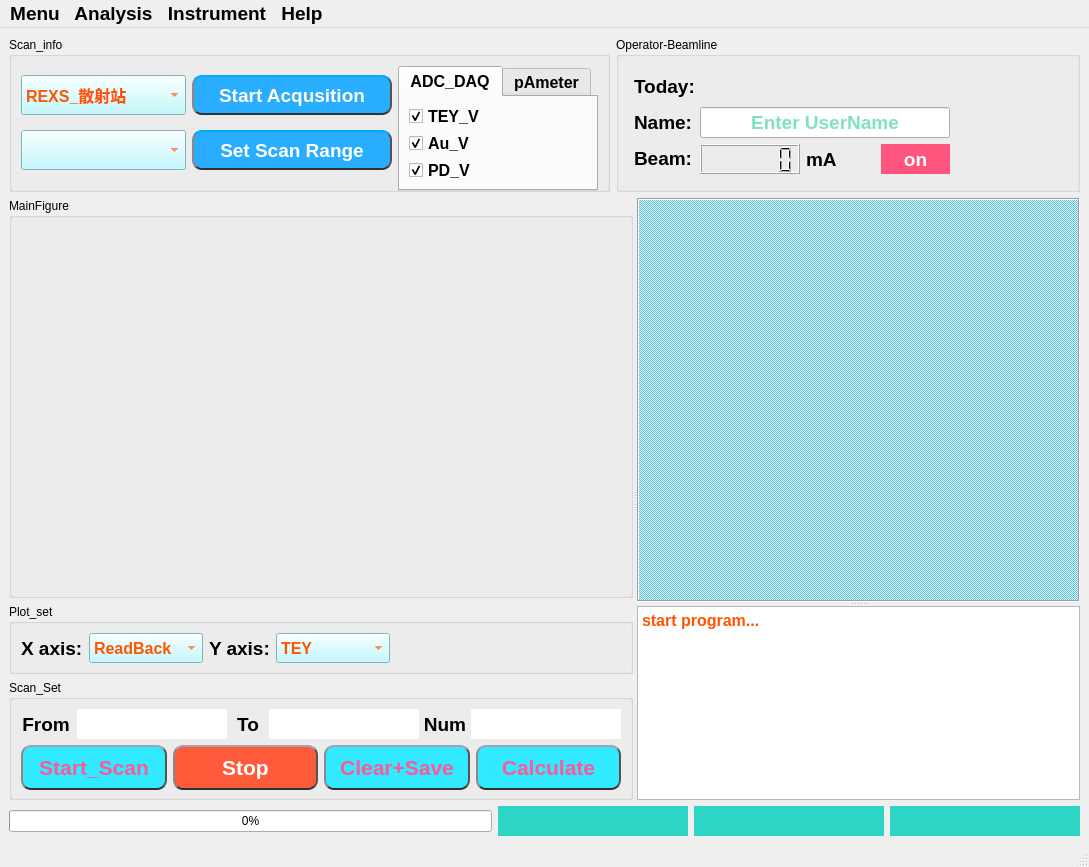
zlmturnout/REXS_SCANControl, file UI/UI_REXS_SCAN.ui: the form before one commit.
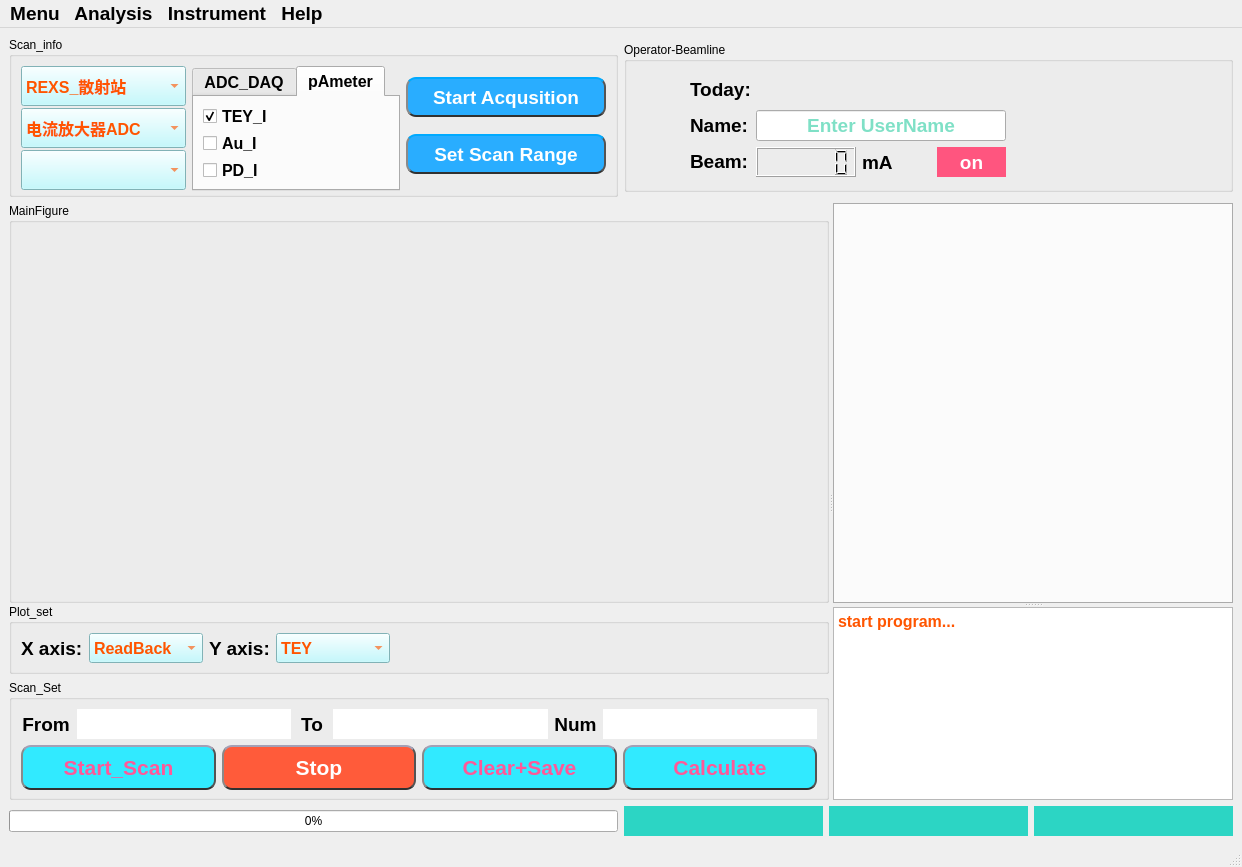
The form after the commit.

Commit message: ChangeToTabMonitor and add pAmeter part

What changed in the file:
```diff
--- a/UI/UI_REXS_SCAN.ui
+++ b/UI/UI_REXS_SCAN.ui
@@ -9,7 +9,7 @@
    <rect>
     <x>0</x>
     <y>0</y>
-    <width>1089</width>
+    <width>1242</width>
     <height>867</height>
    </rect>
   </property>
@@ -28,15 +28,21 @@
   <widget class="QWidget" name="centralwidget">
    <layout class="QGridLayout" name="gridLayout_4">
     <item row="0" column="0">
-     <layout class="QVBoxLayout" name="verticalLayout_8">
+     <layout class="QVBoxLayout" name="verticalLayout_10">
       <item>
-       <layout class="QHBoxLayout" name="horizontalLayout_11">
+       <layout class="QHBoxLayout" name="horizontalLayout_9">
         <item>
          <widget class="QGroupBox" name="Scan_infobox">
+          <property name="sizePolicy">
+           <sizepolicy hsizetype="Preferred" vsizetype="Fixed">
+            <horstretch>0</horstretch>
+            <verstretch>0</verstretch>
+           </sizepolicy>
+          </property>
           <property name="minimumSize">
            <size>
             <width>600</width>
-            <height>125</height>
+            <height>160</height>
            </size>
           </property>
           <property name="title">
@@ -318,6 +324,272 @@
                  </item>
                 </widget>
                </item>
+               <item>
+                <widget class="QComboBox" name="Select_instrument_cbx">
+                 <property name="minimumSize">
+                  <size>
+                   <width>100</width>
+                   <height>40</height>
+                  </size>
+                 </property>
+                 <property name="maximumSize">
+                  <size>
+                   <width>220</width>
+                   <height>16777215</height>
+                  </size>
+                 </property>
+                 <property name="palette">
+                  <palette>
+                   <active>
+                    <colorrole role="WindowText">
+                     <brush brushstyle="SolidPattern">
+                      <color alpha="255">
+                       <red>255</red>
+                       <green>85</green>
+                       <blue>0</blue>
+                      </color>
+                     </brush>
+                    </colorrole>
+                    <colorrole role="Button">
+                     <brush brushstyle="SolidPattern">
+                      <color alpha="255">
+                       <red>180</red>
+                       <green>249</green>
+                       <blue>255</blue>
+                      </color>
+                     </brush>
+                    </colorrole>
+                    <colorrole role="Text">
+                     <brush brushstyle="SolidPattern">
+                      <color alpha="255">
+                       <red>255</red>
+                       <green>85</green>
+                       <blue>0</blue>
+                      </color>
+                     </brush>
+                    </colorrole>
+                    <colorrole role="ButtonText">
+                     <brush brushstyle="SolidPattern">
+                      <color alpha="255">
+                       <red>255</red>
+                       <green>85</green>
+                       <blue>0</blue>
+                      </color>
+                     </brush>
+                    </colorrole>
+                    <colorrole role="Base">
+                     <brush brushstyle="SolidPattern">
+                      <color alpha="255">
+                       <red>180</red>
+                       <green>249</green>
+                       <blue>255</blue>
+                      </color>
+                     </brush>
+                    </colorrole>
+                    <colorrole role="Window">
+                     <brush brushstyle="SolidPattern">
+                      <color alpha="255">
+                       <red>180</red>
+                       <green>249</green>
+                       <blue>255</blue>
+                      </color>
+                     </brush>
+                    </colorrole>
+                    <colorrole role="Highlight">
+                     <brush brushstyle="SolidPattern">
+                      <color alpha="255">
+                       <red>255</red>
+                       <green>0</green>
+                       <blue>127</blue>
+                      </color>
+                     </brush>
+                    </colorrole>
+                    <colorrole role="PlaceholderText">
+                     <brush brushstyle="SolidPattern">
+                      <color alpha="255">
+                       <red>255</red>
+                       <green>85</green>
+                       <blue>0</blue>
+                      </color>
+                     </brush>
+                    </colorrole>
+                   </active>
+                   <inactive>
+                    <colorrole role="WindowText">
+                     <brush brushstyle="SolidPattern">
+                      <color alpha="255">
+                       <red>255</red>
+                       <green>85</green>
+                       <blue>0</blue>
+                      </color>
+                     </brush>
+                    </colorrole>
+                    <colorrole role="Button">
+                     <brush brushstyle="SolidPattern">
+                      <color alpha="255">
+                       <red>180</red>
+                       <green>249</green>
+                       <blue>255</blue>
+                      </color>
+                     </brush>
+                    </colorrole>
+                    <colorrole role="Text">
+                     <brush brushstyle="SolidPattern">
+                      <color alpha="255">
+                       <red>255</red>
+                       <green>85</green>
+                       <blue>0</blue>
+                      </color>
+                     </brush>
+                    </colorrole>
+                    <colorrole role="ButtonText">
+                     <brush brushstyle="SolidPattern">
+                      <color alpha="255">
+                       <red>255</red>
+                       <green>85</green>
+                       <blue>0</blue>
+                      </color>
+                     </brush>
+                    </colorrole>
+                    <colorrole role="Base">
+                     <brush brushstyle="SolidPattern">
+                      <color alpha="255">
+                       <red>180</red>
+                       <green>249</green>
+                       <blue>255</blue>
+                      </color>
+                     </brush>
+                    </colorrole>
+                    <colorrole role="Window">
+                     <brush brushstyle="SolidPattern">
+                      <color alpha="255">
+                       <red>180</red>
+                       <green>249</green>
+                       <blue>255</blue>
+                      </color>
+                     </brush>
+                    </colorrole>
+                    <colorrole role="Highlight">
+                     <brush brushstyle="SolidPattern">
+                      <color alpha="255">
+                       <red>240</red>
+                       <green>240</green>
+                       <blue>240</blue>
+                      </color>
+                     </brush>
+                    </colorrole>
+                    <colorrole role="PlaceholderText">
+                     <brush brushstyle="SolidPattern">
+                      <color alpha="255">
+                       <red>255</red>
+                       <green>85</green>
+                       <blue>0</blue>
+                      </color>
+                     </brush>
+                    </colorrole>
+                   </inactive>
+                   <disabled>
+                    <colorrole role="WindowText">
+                     <brush brushstyle="SolidPattern">
+                      <color alpha="255">
+                       <red>255</red>
+                       <green>85</green>
+                       <blue>0</blue>
+                      </color>
+                     </brush>
+                    </colorrole>
+                    <colorrole role="Button">
+                     <brush brushstyle="SolidPattern">
+                      <color alpha="255">
+                       <red>180</red>
+                       <green>249</green>
+                       <blue>255</blue>
+                      </color>
+                     </brush>
+                    </colorrole>
+                    <colorrole role="Text">
+                     <brush brushstyle="SolidPattern">
+                      <color alpha="255">
+                       <red>255</red>
+                       <green>85</green>
+                       <blue>0</blue>
+                      </color>
+                     </brush>
+                    </colorrole>
+                    <colorrole role="ButtonText">
+                     <brush brushstyle="SolidPattern">
+                      <color alpha="255">
+                       <red>255</red>
+                       <green>85</green>
+                       <blue>0</blue>
+                      </color>
+                     </brush>
+                    </colorrole>
+                    <colorrole role="Base">
+                     <brush brushstyle="SolidPattern">
+                      <color alpha="255">
+                       <red>180</red>
+                       <green>249</green>
+                       <blue>255</blue>
+                      </color>
+                     </brush>
+                    </colorrole>
+                    <colorrole role="Window">
+                     <brush brushstyle="SolidPattern">
+                      <color alpha="255">
+                       <red>180</red>
+                       <green>249</green>
+                       <blue>255</blue>
+                      </color>
+                     </brush>
+                    </colorrole>
+                    <colorrole role="Highlight">
+                     <brush brushstyle="SolidPattern">
+                      <color alpha="255">
+                       <red>0</red>
+                       <green>120</green>
+                       <blue>215</blue>
+                      </color>
+                     </brush>
+                    </colorrole>
+                    <colorrole role="PlaceholderText">
+                     <brush brushstyle="SolidPattern">
+                      <color alpha="255">
+                       <red>255</red>
+                       <green>85</green>
+                       <blue>0</blue>
+                      </color>
+                     </brush>
+                    </colorrole>
+                   </disabled>
+                  </palette>
+                 </property>
+                 <property name="font">
+                  <font>
+                   <family>Arial</family>
+                   <pointsize>12</pointsize>
+                   <bold>true</bold>
+                  </font>
+                 </property>
+                 <property name="layoutDirection">
+                  <enum>Qt::LeftToRight</enum>
+                 </property>
+                 <property name="styleSheet">
+                  <string notr="true">color: rgb(255, 85, 0);
+background-color: rgb(180, 249, 255);</string>
+                 </property>
+                 <item>
+                  <property name="text">
+                   <string>电流放大器ADC</string>
+                  </property>
+                 </item>
+                 <item>
+                  <property name="text">
+                   <string>皮安计pAmeter</string>
+                  </property>
+                 </item>
+                </widget>
+               </item>
                <item>
                 <widget class="QComboBox" name="Scan_Channel_cbx">
                  <property name="minimumSize">
@@ -577,96 +849,13 @@
               </layout>
              </item>
              <item>
-              <layout class="QVBoxLayout" name="verticalLayout_7">
-               <item>
-                <widget class="QPushButton" name="Start_Acqusition_btn">
+              <widget class="QTabWidget" name="Instrument_tab">
                  <property name="sizePolicy">
-                  <sizepolicy hsizetype="Minimum" vsizetype="Fixed">
-                   <horstretch>2</horstretch>
-                   <verstretch>0</verstretch>
-                  </sizepolicy>
-                 </property>
-                 <property name="minimumSize">
-                  <size>
-                   <width>200</width>
-                   <height>40</height>
-                  </size>
-                 </property>
-                 <property name="maximumSize">
-                  <size>
-                   <width>220</width>
-                   <height>16777215</height>
-                  </size>
-                 </property>
-                 <property name="font">
-                  <font>
-                   <family>Arial</family>
-                   <pointsize>14</pointsize>
-                   <bold>true</bold>
-                  </font>
-                 </property>
-                 <property name="toolTip">
-                  <string>Connect Electrometer6514</string>
-                 </property>
-                 <property name="styleSheet">
-                  <string notr="true">QPushButton{background-color: rgb(41, 173, 255);border:2px;border-radius:10px;padding:2px 4px;selection-color: rgb(255, 85, 127);color: rgb(255, 255, 255);border-style:inset;border-top-color: rgb(0, 170, 255);border-left-color: rgb(138, 138, 138);
-border-right-color: rgb(56, 56, 56);
-border-bottom-color: rgb(33, 33, 33);}
-
-QPushButton:hover{background-color:rgb(255, 91, 58);border:2px;border-radius:10px;padding:2px 4px;selection-color: rgb(255, 85, 127);color: rgb(255, 255, 255) ;border-style:inset;border-top-color: rgb(0, 170, 255);border-left-color: rgb(138, 138, 138);
-border-right-color: rgb(56, 56, 56);
-border-bottom-color: rgb(33, 33, 33);}
-QPushButton:pressed{background-color:rgb(255, 91, 58);border:2px;border-radius:10px;padding:2px 4px;selection-color: rgb(255, 85, 127);color: rgb(255, 255, 255) ;border-style:inset;border-bottom-color: rgb(0, 170, 255);border-right-color: rgb(138, 138, 138);
-border-left-color: rgb(56, 56, 56);
-border-top-color: rgb(33, 33, 33);}</string>
-                 </property>
-                 <property name="text">
-                  <string>Start Acqusition</string>
-                 </property>
-                </widget>
-               </item>
-               <item>
-                <widget class="QPushButton" name="Set_range_btn">
-                 <property name="sizePolicy">
-                  <sizepolicy hsizetype="Fixed" vsizetype="Fixed">
+                <sizepolicy hsizetype="Expanding" vsizetype="Fixed">
                    <horstretch>0</horstretch>
                    <verstretch>0</verstretch>
                   </sizepolicy>
                  </property>
-                 <property name="minimumSize">
-                  <size>
-                   <width>200</width>
-                   <height>40</height>
-                  </size>
-                 </property>
-                 <property name="font">
-                  <font>
-                   <family>Arial</family>
-                   <pointsize>14</pointsize>
-                   <bold>true</bold>
-                  </font>
-                 </property>
-                 <property name="styleSheet">
-                  <string notr="true">QPushButton{background-color: rgb(41, 173, 255);border:2px;border-radius:10px;padding:2px 4px;selection-color: rgb(255, 85, 127);color: rgb(255, 255, 255);border-style:inset;border-top-color: rgb(0, 170, 255);border-left-color: rgb(138, 138, 138);
-border-right-color: rgb(56, 56, 56);
-border-bottom-color: rgb(33, 33, 33);}
-
-QPushButton:hover{background-color:rgb(255, 91, 58);border:2px;border-radius:10px;padding:2px 4px;selection-color: rgb(255, 85, 127);color: rgb(255, 255, 255) ;border-style:inset;border-top-color: rgb(0, 170, 255);border-left-color: rgb(138, 138, 138);
-border-right-color: rgb(56, 56, 56);
-border-bottom-color: rgb(33, 33, 33);}
-QPushButton:pressed{background-color:rgb(255, 91, 58);border:2px;border-radius:10px;padding:2px 4px;selection-color: rgb(255, 85, 127);color: rgb(255, 255, 255) ;border-style:inset;border-bottom-color: rgb(0, 170, 255);border-right-color: rgb(138, 138, 138);
-border-left-color: rgb(56, 56, 56);
-border-top-color: rgb(33, 33, 33);}</string>
-                 </property>
-                 <property name="text">
-                  <string>Set Scan Range</string>
-                 </property>
-                </widget>
-               </item>
-              </layout>
-             </item>
-             <item>
-              <widget class="QTabWidget" name="tabWidget">
                <property name="minimumSize">
                 <size>
                  <width>200</width>
@@ -842,6 +1031,9 @@
                    <property name="text">
                     <string>TEY_I</string>
                    </property>
+                   <property name="checked">
+                    <bool>true</bool>
+                   </property>
                   </widget>
                  </item>
                  <item>
@@ -862,6 +1054,95 @@
                </widget>
               </widget>
              </item>
+             <item>
+              <layout class="QVBoxLayout" name="verticalLayout_7">
+               <item>
+                <widget class="QPushButton" name="Start_Acqusition_btn">
+                 <property name="sizePolicy">
+                  <sizepolicy hsizetype="Minimum" vsizetype="Fixed">
+                   <horstretch>2</horstretch>
+                   <verstretch>0</verstretch>
+                  </sizepolicy>
+                 </property>
+                 <property name="minimumSize">
+                  <size>
+                   <width>200</width>
+                   <height>40</height>
+                  </size>
+                 </property>
+                 <property name="maximumSize">
+                  <size>
+                   <width>220</width>
+                   <height>16777215</height>
+                  </size>
+                 </property>
+                 <property name="font">
+                  <font>
+                   <family>Arial</family>
+                   <pointsize>14</pointsize>
+                   <bold>true</bold>
+                  </font>
+                 </property>
+                 <property name="toolTip">
+                  <string>Connect Electrometer6514</string>
+                 </property>
+                 <property name="styleSheet">
+                  <string notr="true">QPushButton{background-color: rgb(41, 173, 255);border:2px;border-radius:10px;padding:2px 4px;selection-color: rgb(255, 85, 127);color: rgb(255, 255, 255);border-style:inset;border-top-color: rgb(0, 170, 255);border-left-color: rgb(138, 138, 138);
+border-right-color: rgb(56, 56, 56);
+border-bottom-color: rgb(33, 33, 33);}
+
+QPushButton:hover{background-color:rgb(255, 91, 58);border:2px;border-radius:10px;padding:2px 4px;selection-color: rgb(255, 85, 127);color: rgb(255, 255, 255) ;border-style:inset;border-top-color: rgb(0, 170, 255);border-left-color: rgb(138, 138, 138);
+border-right-color: rgb(56, 56, 56);
+border-bottom-color: rgb(33, 33, 33);}
+QPushButton:pressed{background-color:rgb(255, 91, 58);border:2px;border-radius:10px;padding:2px 4px;selection-color: rgb(255, 85, 127);color: rgb(255, 255, 255) ;border-style:inset;border-bottom-color: rgb(0, 170, 255);border-right-color: rgb(138, 138, 138);
+border-left-color: rgb(56, 56, 56);
+border-top-color: rgb(33, 33, 33);}</string>
+                 </property>
+                 <property name="text">
+                  <string>Start Acqusition</string>
+                 </property>
+                </widget>
+               </item>
+               <item>
+                <widget class="QPushButton" name="Set_range_btn">
+                 <property name="sizePolicy">
+                  <sizepolicy hsizetype="Fixed" vsizetype="Fixed">
+                   <horstretch>0</horstretch>
+                   <verstretch>0</verstretch>
+                  </sizepolicy>
+                 </property>
+                 <property name="minimumSize">
+                  <size>
+                   <width>200</width>
+                   <height>40</height>
+                  </size>
+                 </property>
+                 <property name="font">
+                  <font>
+                   <family>Arial</family>
+                   <pointsize>14</pointsize>
+                   <bold>true</bold>
+                  </font>
+                 </property>
+                 <property name="styleSheet">
+                  <string notr="true">QPushButton{background-color: rgb(41, 173, 255);border:2px;border-radius:10px;padding:2px 4px;selection-color: rgb(255, 85, 127);color: rgb(255, 255, 255);border-style:inset;border-top-color: rgb(0, 170, 255);border-left-color: rgb(138, 138, 138);
+border-right-color: rgb(56, 56, 56);
+border-bottom-color: rgb(33, 33, 33);}
+
+QPushButton:hover{background-color:rgb(255, 91, 58);border:2px;border-radius:10px;padding:2px 4px;selection-color: rgb(255, 85, 127);color: rgb(255, 255, 255) ;border-style:inset;border-top-color: rgb(0, 170, 255);border-left-color: rgb(138, 138, 138);
+border-right-color: rgb(56, 56, 56);
+border-bottom-color: rgb(33, 33, 33);}
+QPushButton:pressed{background-color:rgb(255, 91, 58);border:2px;border-radius:10px;padding:2px 4px;selection-color: rgb(255, 85, 127);color: rgb(255, 255, 255) ;border-style:inset;border-bottom-color: rgb(0, 170, 255);border-right-color: rgb(138, 138, 138);
+border-left-color: rgb(56, 56, 56);
+border-top-color: rgb(33, 33, 33);}</string>
+                 </property>
+                 <property name="text">
+                  <string>Set Scan Range</string>
+                 </property>
+                </widget>
+               </item>
+              </layout>
+             </item>
             </layout>
            </item>
           </layout>
@@ -869,6 +1150,12 @@
         </item>
         <item>
          <widget class="QGroupBox" name="groupBox_2">
+          <property name="sizePolicy">
+           <sizepolicy hsizetype="Preferred" vsizetype="Fixed">
+            <horstretch>0</horstretch>
+            <verstretch>0</verstretch>
+           </sizepolicy>
+          </property>
           <property name="minimumSize">
            <size>
             <width>300</width>
@@ -1717,6 +2004,8 @@
        </layout>
       </item>
       <item>
+       <layout class="QVBoxLayout" name="verticalLayout_8">
+        <item>
        <widget class="QSplitter" name="splitter_2">
         <property name="orientation">
          <enum>Qt::Horizontal</enum>
@@ -4342,49 +4631,123 @@
          <property name="orientation">
           <enum>Qt::Vertical</enum>
          </property>
-         <widget class="QMdiArea" name="Monitor_MDI">
+           <widget class="QTabWidget" name="Monitor_Tab">
           <property name="minimumSize">
            <size>
-            <width>300</width>
+              <width>400</width>
             <height>400</height>
            </size>
           </property>
-          <property name="maximumSize">
-           <size>
-            <width>1800</width>
-            <height>16777215</height>
-           </size>
-          </property>
-          <property name="styleSheet">
-           <string notr="true"/>
-          </property>
-          <property name="frameShape">
-           <enum>QFrame::Box</enum>
-          </property>
-          <property name="frameShadow">
-           <enum>QFrame::Sunken</enum>
-          </property>
-          <property name="background">
-           <brush brushstyle="Dense4Pattern">
+            <property name="palette">
+             <palette>
+              <active>
+               <colorrole role="WindowText">
+                <brush brushstyle="SolidPattern">
             <color alpha="255">
-             <red>76</red>
-             <green>200</green>
-             <blue>231</blue>
-            </color>
-           </brush>
-          </property>
-          <property name="viewMode">
-           <enum>QMdiArea::SubWindowView</enum>
-          </property>
-          <property name="documentMode">
-           <bool>true</bool>
-          </property>
-          <property name="tabsMovable">
-           <bool>false</bool>
+                  <red>255</red>
+                  <green>85</green>
+                  <blue>127</blue>
+                 </color>
+                </brush>
+               </colorrole>
+               <colorrole role="Text">
+                <brush brushstyle="SolidPattern">
+                 <color alpha="255">
+                  <red>0</red>
+                  <green>170</green>
+                  <blue>255</blue>
+                 </color>
+                </brush>
+               </colorrole>
+               <colorrole role="ButtonText">
+                <brush brushstyle="SolidPattern">
+                 <color alpha="255">
+                  <red>0</red>
+                  <green>170</green>
+                  <blue>255</blue>
+                 </color>
+                </brush>
+               </colorrole>
+              </active>
+              <inactive>
+               <colorrole role="WindowText">
+                <brush brushstyle="SolidPattern">
+                 <color alpha="255">
+                  <red>0</red>
+                  <green>0</green>
+                  <blue>0</blue>
+                 </color>
+                </brush>
+               </colorrole>
+               <colorrole role="Text">
+                <brush brushstyle="SolidPattern">
+                 <color alpha="255">
+                  <red>0</red>
+                  <green>0</green>
+                  <blue>0</blue>
+                 </color>
+                </brush>
+               </colorrole>
+               <colorrole role="ButtonText">
+                <brush brushstyle="SolidPattern">
+                 <color alpha="255">
+                  <red>0</red>
+                  <green>0</green>
+                  <blue>0</blue>
+                 </color>
+                </brush>
+               </colorrole>
+              </inactive>
+              <disabled>
+               <colorrole role="WindowText">
+                <brush brushstyle="SolidPattern">
+                 <color alpha="255">
+                  <red>120</red>
+                  <green>120</green>
+                  <blue>120</blue>
+                 </color>
+                </brush>
+               </colorrole>
+               <colorrole role="Text">
+                <brush brushstyle="SolidPattern">
+                 <color alpha="255">
+                  <red>120</red>
+                  <green>120</green>
+                  <blue>120</blue>
+                 </color>
+                </brush>
+               </colorrole>
+               <colorrole role="ButtonText">
+                <brush brushstyle="SolidPattern">
+                 <color alpha="255">
+                  <red>120</red>
+                  <green>120</green>
+                  <blue>120</blue>
+                 </color>
+                </brush>
+               </colorrole>
+              </disabled>
+             </palette>
+            </property>
+            <property name="font">
+             <font>
+              <family>Arial</family>
+              <pointsize>14</pointsize>
+              <bold>true</bold>
+             </font>
+            </property>
+            <property name="tabPosition">
+             <enum>QTabWidget::South</enum>
           </property>
           <property name="tabShape">
            <enum>QTabWidget::Rounded</enum>
           </property>
+            <property name="currentIndex">
+             <number>-1</number>
+            </property>
+            <property name="movable">
+             <bool>true</bool>
+            </property>
          </widget>
          <widget class="QTextEdit" name="info_textbox">
           <property name="enabled">
@@ -4463,8 +4826,6 @@
 &lt;html&gt;&lt;head&gt;&lt;meta name=&quot;qrichtext&quot; content=&quot;1&quot; /&gt;&lt;meta charset=&quot;utf-8&quot; /&gt;&lt;style type=&quot;text/css&quot;&gt;
 p, li { white-space: pre-wrap; }
 hr { height: 1px; border-width: 0; }
-li.unchecked::marker { content: &quot;\2610&quot;; }
-li.checked::marker { content: &quot;\2612&quot;; }
 &lt;/style&gt;&lt;/head&gt;&lt;body style=&quot; font-family:'Arial'; font-size:10pt; font-weight:400; font-style:normal;&quot;&gt;
 &lt;p style=&quot; margin-top:0px; margin-bottom:0px; margin-left:0px; margin-right:0px; -qt-block-indent:0; text-indent:0px;&quot;&gt;&lt;span style=&quot; font-size:12pt; font-weight:700;&quot;&gt;start program...&lt;/span&gt;&lt;/p&gt;
 &lt;p style=&quot;-qt-paragraph-type:empty; margin-top:0px; margin-bottom:0px; margin-left:0px; margin-right:0px; -qt-block-indent:0; text-indent:0px; font-size:12pt; font-weight:700;&quot;&gt;&lt;br /&gt;&lt;/p&gt;&lt;/body&gt;&lt;/html&gt;</string>
@@ -5214,13 +5575,15 @@
      </layout>
     </item>
    </layout>
+    </item>
+   </layout>
   </widget>
   <widget class="QMenuBar" name="menubar">
    <property name="geometry">
     <rect>
      <x>0</x>
      <y>0</y>
-     <width>1089</width>
+     <width>1242</width>
      <height>28</height>
     </rect>
    </property>
```
Left out of the diff: 2 changed lines with no effect on the pictures. Lines whose indentation alone changed are shown as unchanged. The commit also changes 8 other files.
